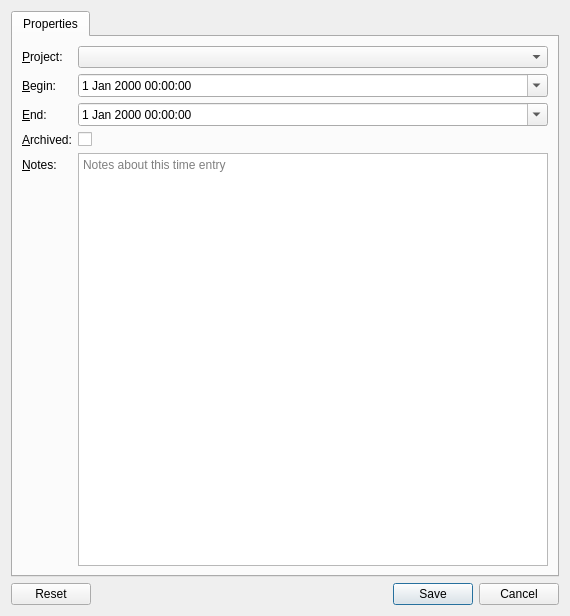
The window that source/frameEditor/frame_dialog.ui (jansorg/tom-ui) describes before a commit, drawn with Qt 5.
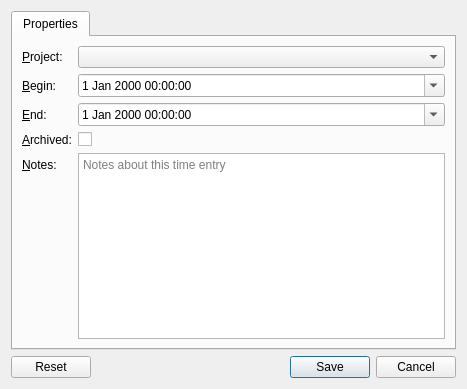
The same window after the commit. Custom widgets are drawn as their Qt base class.

The edit to the form file:
```diff
--- a/source/frameEditor/frame_dialog.ui
+++ b/source/frameEditor/frame_dialog.ui
@@ -6,8 +6,8 @@
    <rect>
     <x>0</x>
     <y>0</y>
-    <width>570</width>
-    <height>616</height>
+    <width>467</width>
+    <height>389</height>
    </rect>
   </property>
   <property name="windowTitle">
```
Left out of the diff: 44 changed lines with no effect on the pictures.
